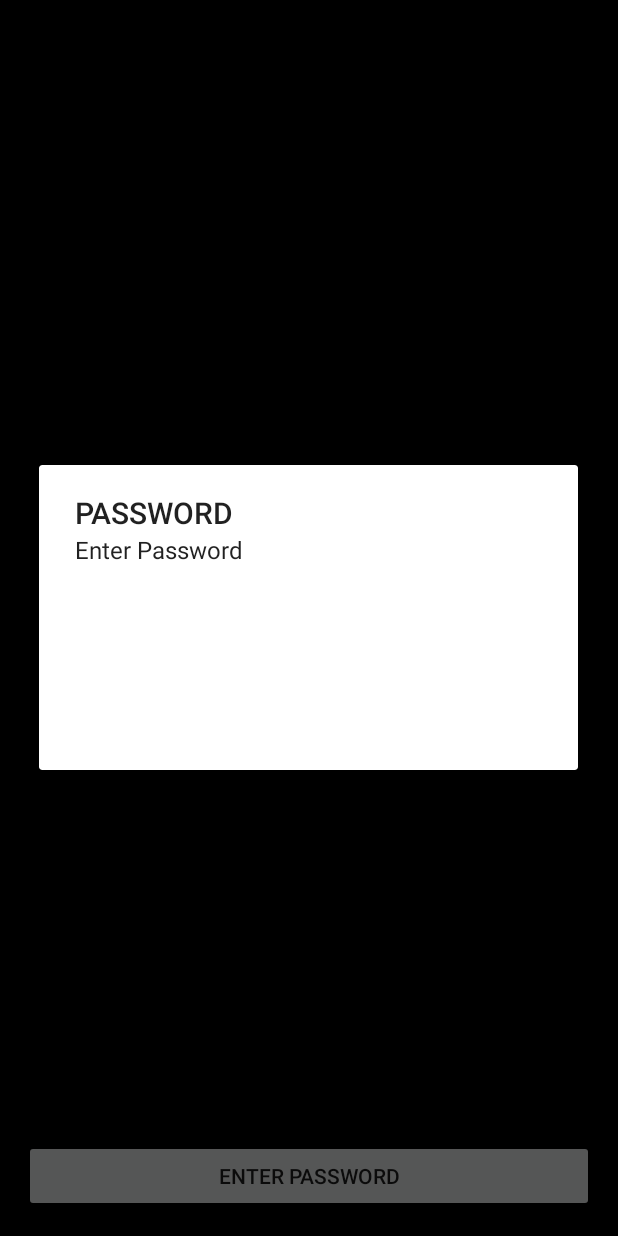
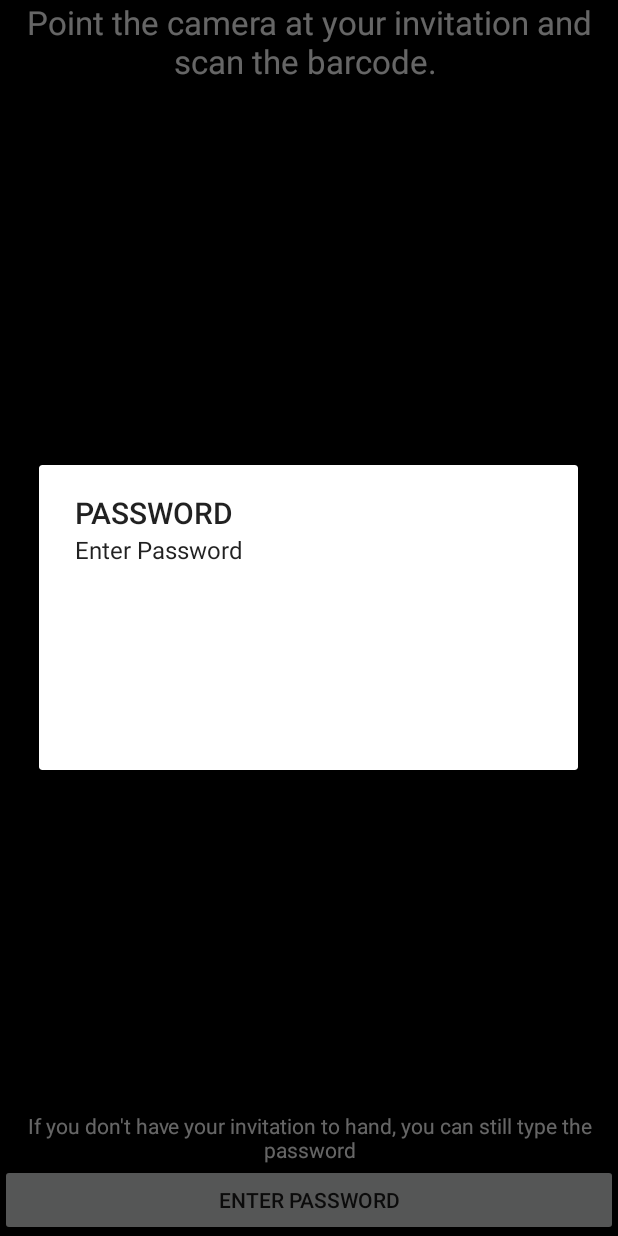
Before and after one commit to elmundio87/WeddingAppAndroid, an Android app: the Password screen opened directly, with no data from a screen before it, after a tap on "ENTER PASSWORD", on a phone screen of 412 x 824 dp. Run offline under Robolectric (Android 15) with nearby library versions, the phone set to English and light mode, and no system bars; libraries missing offline, so code that uses them is left out: me.dm7.barcodescanner; 4 statements that could not run were skipped.

Commit message:
Add some help text

```diff
--- a/app/src/main/res/layout/content_password.xml
+++ b/app/src/main/res/layout/content_password.xml
@@ -2,10 +2,10 @@
 <RelativeLayout xmlns:android="http://schemas.android.com/apk/res/android"
     xmlns:tools="http://schemas.android.com/tools"
     xmlns:app="http://schemas.android.com/apk/res-auto" android:layout_width="match_parent"
-    android:layout_height="match_parent" android:paddingLeft="@dimen/activity_horizontal_margin"
-    android:paddingRight="@dimen/activity_horizontal_margin"
-    android:paddingTop="@dimen/activity_vertical_margin"
-    android:paddingBottom="@dimen/activity_vertical_margin"
+    android:layout_height="match_parent" android:paddingLeft="0dp"
+    android:paddingRight="0dp"
+    android:paddingTop="0dp"
+    android:paddingBottom="0dp"
     app:layout_behavior="@string/appbar_scrolling_view_behavior"
     tools:showIn="@layout/activity_password"
     tools:context="edtarawedding.elmund.io.taraandedswedding.Password"
@@ -26,6 +26,22 @@
 
     </LinearLayout>
 
+    <TextView
+        android:layout_width="wrap_content"
+        android:layout_height="wrap_content"
+        android:text="Point the camera at your invitation and scan the barcode. "
+        android:id="@+id/helpTextTop"
+        android:textColor="#ffffff"
+        android:textAlignment="center"
+        android:shadowColor="#000000"
+        android:layout_alignParentTop="true"
+        android:layout_alignParentLeft="true"
+        android:layout_alignParentRight="true"
+        android:maxLines="3"
+        android:textSize="22dp"
+        android:layout_marginLeft="20px"
+        android:layout_marginRight="20px" />
+
     <Button
         android:layout_width="fill_parent"
         android:layout_height="wrap_content"
@@ -36,4 +52,19 @@
         android:layout_alignParentLeft="true"
         android:layout_alignParentStart="true" />
 
+    <TextView
+        android:layout_width="wrap_content"
+        android:layout_height="wrap_content"
+        android:text="If you don&apos;t have your invitation to hand, you can still type the password"
+        android:id="@+id/helpTextBottom"
+        android:layout_above="@+id/passwordButton"
+        android:layout_alignLeft="@+id/content_frame"
+        android:layout_alignStart="@+id/content_frame"
+        android:shadowColor="#000000"
+        android:textColor="#FFFFFF"
+        android:textAlignment="center"
+        android:layout_alignParentBottom="false"
+        android:layout_alignParentRight="false"
+        android:layout_alignParentLeft="false" />
+
 </RelativeLayout>
```
